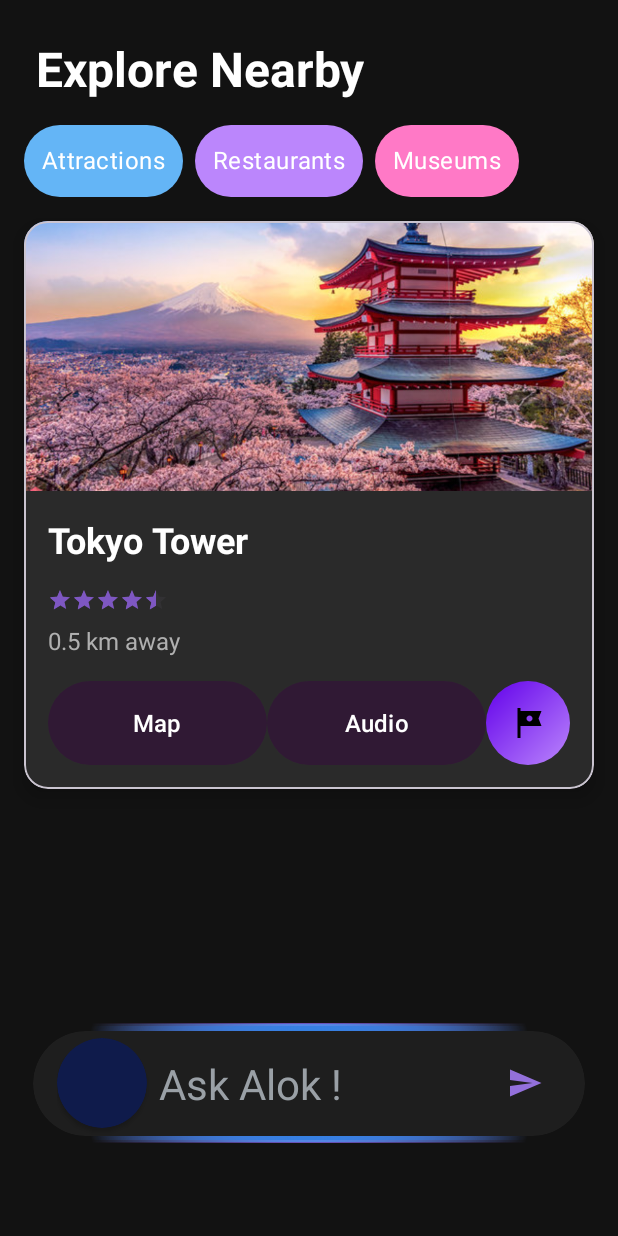
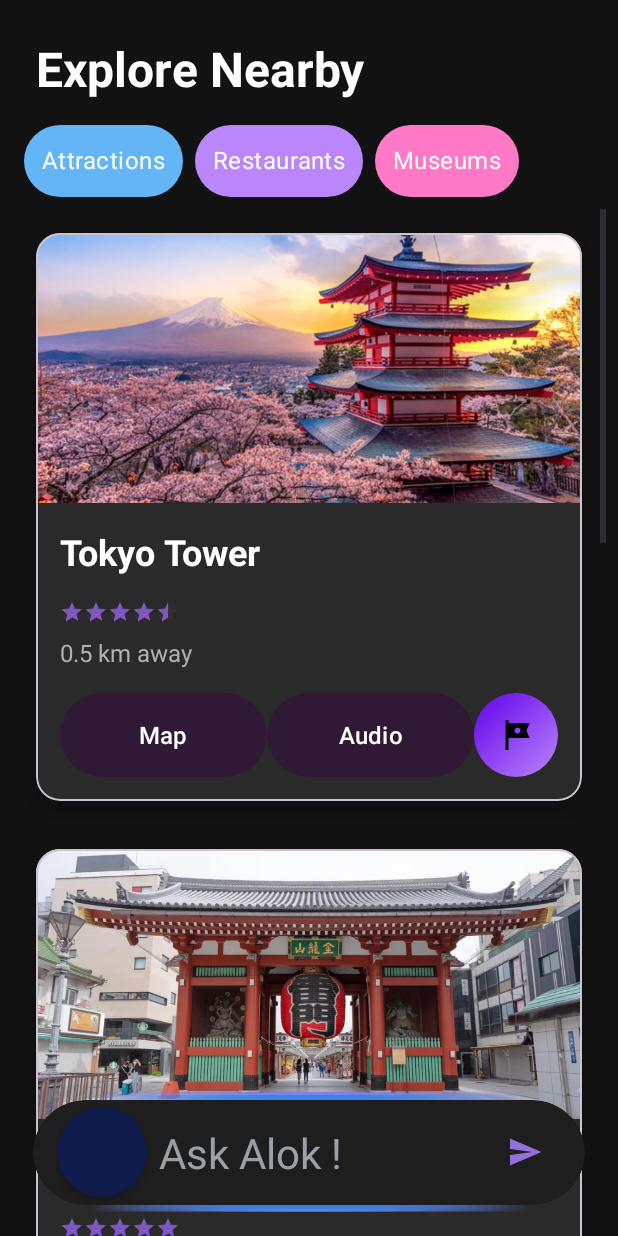
Before and after one commit to codeEnthusiast21/buhackaccino, an Android app: the touristHomeActivity screen opened directly, with no data from a screen before it, on a phone screen of 412 x 824 dp. Run offline under Robolectric (Android 15) with nearby library versions, the phone set to English and light mode, and no system bars.

Commit message:
UI changes

```diff
--- /dev/null
+++ b/app/src/main/java/com/example/buhackaccino/Places.kt
@@ -0,0 +1,8 @@
+package com.example.buhackaccino
+
+data class Place(
+    val name: String,
+    val imageResId: Int,
+    val rating: Float,
+    val distance: String
+)
--- /dev/null
+++ b/app/src/main/java/com/example/buhackaccino/PlacesAdapter.kt
@@ -0,0 +1,36 @@
+package com.example.buhackaccino
+
+import android.view.LayoutInflater
+import android.view.View
+import android.view.ViewGroup
+import android.widget.ImageView
+import android.widget.RatingBar
+import android.widget.TextView
+import androidx.recyclerview.widget.RecyclerView
+
+class PlacesAdapter(private val places: List<Place>) :
+    RecyclerView.Adapter<PlacesAdapter.PlaceViewHolder>() {
+
+    class PlaceViewHolder(itemView: View) : RecyclerView.ViewHolder(itemView) {
+        val placeImage: ImageView = itemView.findViewById(R.id.placeImage)
+        val placeName: TextView = itemView.findViewById(R.id.placeName)
+        val placeRating: RatingBar = itemView.findViewById(R.id.placeRating)
+        val placeDistance: TextView = itemView.findViewById(R.id.placeDistance)
+    }
+
+    override fun onCreateViewHolder(parent: ViewGroup, viewType: Int): PlaceViewHolder {
+        val view = LayoutInflater.from(parent.context)
+            .inflate(R.layout.place_item, parent, false)
+        return PlaceViewHolder(view)
+    }
+
+    override fun onBindViewHolder(holder: PlaceViewHolder, position: Int) {
+        val place = places[position]
+        holder.placeName.text = place.name
+        holder.placeImage.setImageResource(place.imageResId)
+        holder.placeRating.rating = place.rating
+        holder.placeDistance.text = place.distance
+    }
+
+    override fun getItemCount() = places.size
+}
--- a/app/src/main/java/com/example/buhackaccino/touristHomeActivity.kt
+++ b/app/src/main/java/com/example/buhackaccino/touristHomeActivity.kt
@@ -7,6 +7,8 @@ import androidx.core.view.WindowInsetsCompat
 import android.content.Intent
 import android.os.Bundle
 import androidx.appcompat.app.AppCompatActivity
+import androidx.recyclerview.widget.LinearLayoutManager
+import androidx.recyclerview.widget.RecyclerView
 import com.example.buhackaccino.databinding.ActivityTouristHomeBinding
 
 class touristHomeActivity : AppCompatActivity() {
@@ -25,5 +27,18 @@ class touristHomeActivity : AppCompatActivity() {
             intent.putExtra("PLACE_NAME", "Tokyo Tower")
             startActivity(intent)
         }
+        val places = listOf(
+            Place("Tokyo Tower", R.drawable.tokyo_panorama, 4.5f, "0.5 km away"),
+            Place("Sensoji Temple", R.drawable.sensoji, 4.8f, "1.2 km away"),
+            Place("Meiji Shrine", R.drawable.meiji, 4.7f, "2.0 km away"),
+            Place("Shibuya Crossing", R.drawable.shibuya, 4.6f, "0.8 km away"),
+            Place("Ueno Park", R.drawable.ueno, 4.4f, "1.5 km away")
+        )
+
+        // Setup RecyclerView
+        val recyclerView = findViewById<RecyclerView>(R.id.placesRecyclerView)
+        recyclerView.layoutManager = LinearLayoutManager(this)
+        recyclerView.adapter = PlacesAdapter(places)
     }
+
 }
--- a/app/src/main/res/layout/activity_permission_checker.xml
+++ b/app/src/main/res/layout/activity_permission_checker.xml
@@ -12,7 +12,7 @@
         android:id="@+id/appTitle"
         android:layout_width="wrap_content"
         android:layout_height="wrap_content"
-        android:text="TravelBuddy"
+        android:text="BrightWalk"
         android:textSize="28sp"
         android:textStyle="bold"
         android:textColor="#3F51B5"
--- a/app/src/main/res/layout/activity_tourist.xml
+++ /dev/null
@@ -1,10 +0,0 @@
-<?xml version="1.0" encoding="utf-8"?>
-<androidx.constraintlayout.widget.ConstraintLayout xmlns:android="http://schemas.android.com/apk/res/android"
-    xmlns:app="http://schemas.android.com/apk/res-auto"
-    xmlns:tools="http://schemas.android.com/tools"
-    android:id="@+id/main"
-    android:layout_width="match_parent"
-    android:layout_height="match_parent"
-    tools:context=".TouristActivity">
-
-</androidx.constraintlayout.widget.ConstraintLayout>
--- a/app/src/main/res/layout/activity_tourist_home.xml
+++ b/app/src/main/res/layout/activity_tourist_home.xml
@@ -1,13 +1,16 @@
 <?xml version="1.0" encoding="utf-8"?>
-<LinearLayout xmlns:android="http://schemas.android.com/apk/res/android"
+<androidx.coordinatorlayout.widget.CoordinatorLayout
+    xmlns:android="http://schemas.android.com/apk/res/android"
     xmlns:app="http://schemas.android.com/apk/res-auto"
     xmlns:tools="http://schemas.android.com/tools"
-    android:id="@+id/main"
     android:layout_width="match_parent"
     android:layout_height="match_parent"
-    android:orientation="vertical"
-    android:background="@color/background_dark"
-    tools:context=".touristHomeActivity">
+    android:background="@color/background_dark">
+
+    <LinearLayout
+        android:layout_width="match_parent"
+        android:layout_height="match_parent"
+        android:orientation="vertical">
 
         <!-- Title -->
         <TextView
@@ -70,112 +73,25 @@
                 android:contentDescription="Filter by Museums" />
         </com.google.android.material.chip.ChipGroup>
 
-    <!-- CardView for Place -->
-    <com.google.android.material.card.MaterialCardView
-        android:id="@+id/placeCard"
+        <!-- RecyclerView for scrollable places -->
+        <androidx.recyclerview.widget.RecyclerView
+            android:id="@+id/placesRecyclerView"
             android:layout_width="match_parent"
-        android:layout_height="wrap_content"
-        android:layout_margin="16dp"
-        app:cardBackgroundColor="@color/card_background"
-        app:cardCornerRadius="16dp"
-        app:cardElevation="8dp">
+            android:layout_height="0dp"
+            android:layout_weight="1"
+            android:clipToPadding="false"
+            android:padding="8dp"
+            android:scrollbars="vertical" />
 
-        <LinearLayout
-            android:layout_width="match_parent"
-            android:layout_height="wrap_content"
-            android:orientation="vertical">
+    </LinearLayout>
 
-            <ImageView
-                android:id="@+id/placeImage"
-                android:layout_width="match_parent"
-                android:layout_height="180dp"
-                android:scaleType="centerCrop"
-                android:src="@drawable/tokyo_panorama"
-                android:contentDescription="Tokyo Tower Image" />
-
-            <TextView
-                android:id="@+id/placeName"
-                android:layout_width="match_parent"
-                android:layout_height="wrap_content"
-                android:layout_margin="16dp"
-                android:text="Tokyo Tower"
-                android:textColor="@color/text_white"
-                android:textSize="24sp"
-                android:textStyle="bold" />
-
-            <RatingBar
-                android:id="@+id/placeRating"
-                style="?android:attr/ratingBarStyleSmall"
-                android:layout_width="wrap_content"
-                android:layout_height="wrap_content"
-                android:layout_marginStart="16dp"
-                android:numStars="5"
-                android:rating="4.5"
-                android:stepSize="0.5"
-                android:contentDescription="Rating: 4.5 out of 5 stars" />
-
-            <TextView
-                android:id="@+id/placeDistance"
-                android:layout_width="wrap_content"
-                android:layout_height="wrap_content"
-                android:layout_marginStart="16dp"
-                android:layout_marginTop="8dp"
-                android:text="0.5 km away"
-                android:textColor="@color/text_secondary"
-                android:textSize="16sp" />
-
-            <LinearLayout
-                android:id="@+id/actionButtons"
-                android:layout_width="match_parent"
-                android:layout_height="wrap_content"
-                android:layout_margin="16dp"
-                android:orientation="horizontal">
-
-                <Button
-                    android:id="@+id/mapButton"
-                    android:layout_width="0dp"
-                    android:layout_height="56dp"
-                    android:layout_weight="1"
-                    android:background="@drawable/rounded_button_bg"
-                    android:drawableStart="@drawable/ic_map"
-                    android:paddingStart="16dp"
-                    android:paddingEnd="16dp"
-                    android:text="Map"
-                    android:textColor="@color/text_white"
-                    android:textSize="16sp" />
-
-                <Button
-                    android:id="@+id/audioGuideButton"
-                    android:layout_width="0dp"
-                    android:layout_height="56dp"
-                    android:layout_weight="1"
-                    android:background="@drawable/rounded_button_bg"
-                    android:drawableStart="@drawable/ic_play_audio"
-                    android:paddingStart="16dp"
-                    android:paddingEnd="16dp"
-                    android:text="Audio"
-                    android:textColor="@color/text_white"
-                    android:textSize="16sp" />
-
-                <ImageButton
-                    android:id="@+id/favoriteButton"
-                    android:layout_width="56dp"
-                    android:layout_height="56dp"
-                    android:background="@drawable/rounded_icon_button_bg"
-                    android:contentDescription="Add to Favorites"
-                    android:src="@drawable/ic_guide" />
-            </LinearLayout>
-        </LinearLayout>
-    </com.google.android.material.card.MaterialCardView>
-
-    <!-- Glow + Search Section -->
+    <!-- Search Section -->
     <FrameLayout
         android:layout_width="match_parent"
         android:layout_height="wrap_content"
         android:layout_gravity="bottom"
         android:layout_marginBottom="16dp"
-        android:layout_marginHorizontal="22dp"
-        android:layout_marginTop="140dp">
+        android:layout_marginHorizontal="22dp">
 
         <androidx.cardview.widget.CardView
             android:id="@+id/glow_card"
@@ -248,4 +164,5 @@
             </LinearLayout>
         </androidx.cardview.widget.CardView>
     </FrameLayout>
-</LinearLayout>
+
+</androidx.coordinatorlayout.widget.CoordinatorLayout>
--- /dev/null
+++ b/app/src/main/res/layout/place_item.xml
@@ -0,0 +1,94 @@
+<?xml version="1.0" encoding="utf-8"?>
+<com.google.android.material.card.MaterialCardView
+    xmlns:android="http://schemas.android.com/apk/res/android"
+    xmlns:app="http://schemas.android.com/apk/res-auto"
+    android:id="@+id/placeCard"
+    android:layout_width="match_parent"
+    android:layout_height="wrap_content"
+    android:layout_margin="16dp"
+    app:cardBackgroundColor="@color/card_background"
+    app:cardCornerRadius="16dp"
+    app:cardElevation="8dp">
+
+    <LinearLayout
+        android:layout_width="match_parent"
+        android:layout_height="wrap_content"
+        android:orientation="vertical">
+
+        <ImageView
+            android:id="@+id/placeImage"
+            android:layout_width="match_parent"
+            android:layout_height="180dp"
+            android:scaleType="centerCrop"
+            android:contentDescription="Place Image" />
+
+        <TextView
+            android:id="@+id/placeName"
+            android:layout_width="match_parent"
+            android:layout_height="wrap_content"
+            android:layout_margin="16dp"
+            android:textColor="@color/text_white"
+            android:textSize="24sp"
+            android:textStyle="bold" />
+
+        <RatingBar
+            android:id="@+id/placeRating"
+            style="?android:attr/ratingBarStyleSmall"
+            android:layout_width="wrap_content"
+            android:layout_height="wrap_content"
+            android:layout_marginStart="16dp"
+            android:numStars="5"
+            android:stepSize="0.5" />
+
+        <TextView
+            android:id="@+id/placeDistance"
+            android:layout_width="wrap_content"
+            android:layout_height="wrap_content"
+            android:layout_marginStart="16dp"
+            android:layout_marginTop="8dp"
+            android:textColor="@color/text_secondary"
+            android:textSize="16sp" />
+
+        <LinearLayout
+            android:id="@+id/actionButtons"
+            android:layout_width="match_parent"
+            android:layout_height="wrap_content"
+            android:layout_margin="16dp"
+            android:orientation="horizontal">
+
+            <Button
+                android:id="@+id/mapButton"
+                android:layout_width="0dp"
+                android:layout_height="56dp"
+                android:layout_weight="1"
+                android:background="@drawable/rounded_button_bg"
+                android:drawableStart="@drawable/ic_map"
+                android:paddingStart="16dp"
+                android:paddingEnd="16dp"
+                android:text="Map"
+                android:textColor="@color/text_white"
+                android:textSize="16sp" />
+
+            <Button
+                android:id="@+id/audioGuideButton"
+                android:layout_width="0dp"
+                android:layout_height="56dp"
+                android:layout_weight="1"
+                android:background="@drawable/rounded_button_bg"
+                android:drawableStart="@drawable/ic_play_audio"
+                android:paddingStart="16dp"
+                android:paddingEnd="16dp"
+                android:text="Audio"
+                android:textColor="@color/text_white"
+                android:textSize="16sp" />
+
+            <ImageButton
+                android:id="@+id/favoriteButton"
+                android:layout_width="56dp"
+                android:layout_height="56dp"
+                android:background="@drawable/rounded_icon_button_bg"
+                android:contentDescription="Add to Favorites"
+                android:src="@drawable/ic_guide" />
+        </LinearLayout>
+    </LinearLayout>
+</com.google.android.material.card.MaterialCardView>
```
Also changed, not shown: app/src/main/res/drawable/meiji.webp (added), app/src/main/res/drawable/sensoji.webp (added), app/src/main/res/drawable/shibuya.webp (added), app/src/main/res/drawable/ueno.webp (added). Lines whose indentation alone changed are shown as unchanged.
